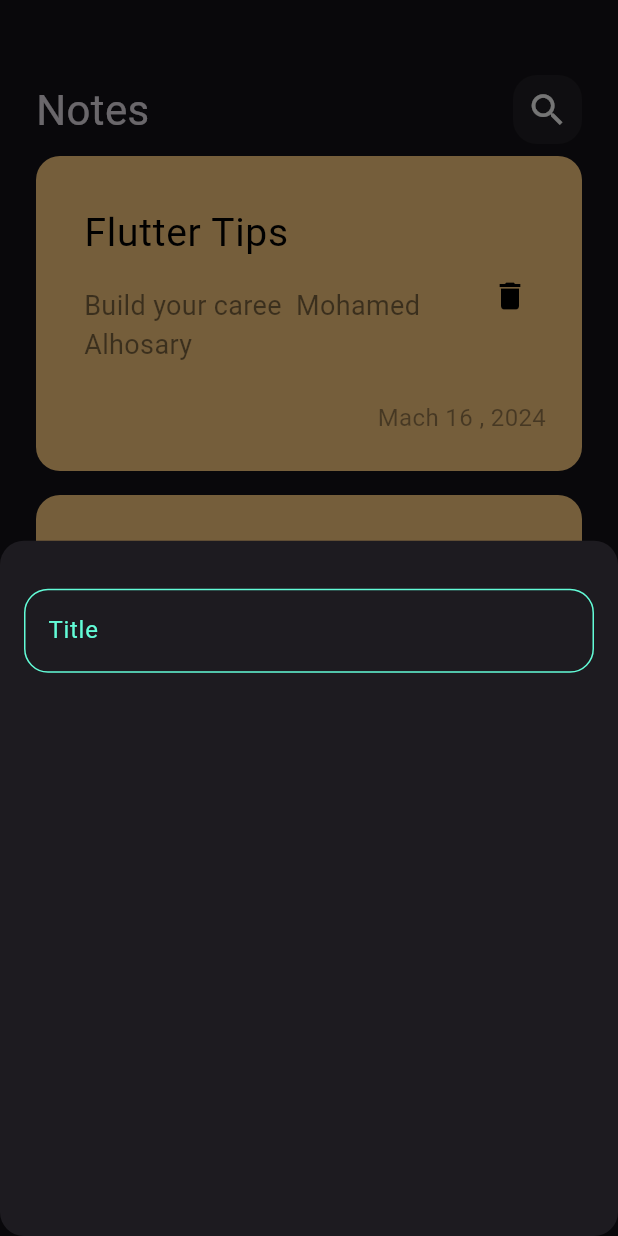
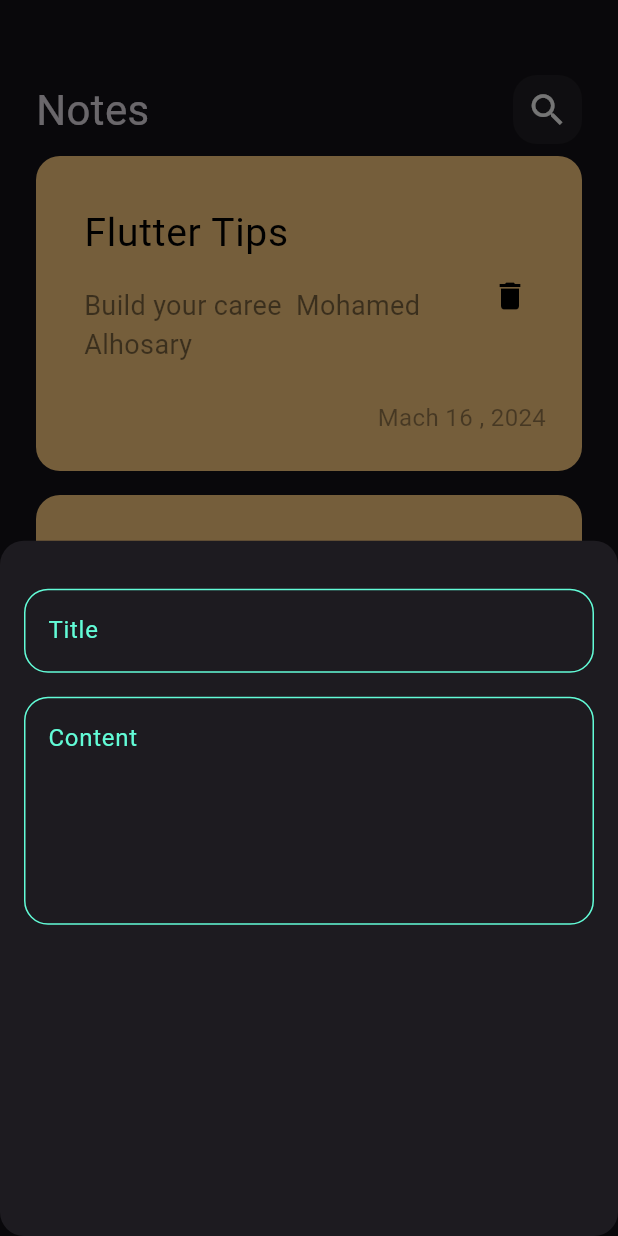
Before and after one commit to mohamedalhosary/notes_app, a Flutter app: the screen it shows after launch, after a tap on the "add" icon, on a phone screen of 412 x 824 dp. Run offline on Flutter 3.47's test engine with Material 3 defaults, Android fonts, the phone set to English and light mode, and no system bars; Roboto replaces fonts that are missing (Unbounded).

Commit message:
add fields to bottom sheet

```diff
--- a/lib/views/add_note_bottom_sheet.dart
+++ b/lib/views/add_note_bottom_sheet.dart
@@ -7,12 +7,18 @@ class AddNoteBottomSheet extends StatelessWidget {
   @override
   Widget build(BuildContext context) {
     return const Padding(
-      padding: const EdgeInsets.symmetric(horizontal: 16),
-      child: const Column(
+      padding:  EdgeInsets.symmetric(horizontal: 16),
+      child:  Column(
         children: [
           SizedBox(height: 32,),
-         CustomTextField()
-
+         CustomTextField(
+          hint: 'Title',
+         ),
+         SizedBox(height: 16,),
+          CustomTextField(
+          hint: 'Content',
+          maxLines: 5,
+         )
         ],
       ),
     );
--- a/lib/views/custom_text_field.dart
+++ b/lib/views/custom_text_field.dart
@@ -2,27 +2,26 @@ import 'package:flutter/material.dart';
 import 'package:quran_app/views/widgets/constants.dart';
 
 class CustomTextField extends StatelessWidget {
-  const CustomTextField({super.key});
-
+  const CustomTextField({super.key, required this.hint,  this.maxLines=1});
+  final String hint;
+  final int maxLines;
   @override
   Widget build(BuildContext context) {
     return TextField(
       cursorColor: kprimaryColor,
+      maxLines: maxLines,
       decoration: InputDecoration(
-        hintText: 'Title',
+        hintText: hint,
         hintStyle: const TextStyle(color: kprimaryColor),
         border: buildBorder(),
         enabledBorder: buildBorder(kprimaryColor),
       ),
-
     );
   }
 
   OutlineInputBorder buildBorder([Color]) {
     return OutlineInputBorder(
         borderRadius: BorderRadius.circular(16),
-        borderSide: BorderSide(
-          color: Color ?? Colors.white)
-      );
+        borderSide: BorderSide(color: Color ?? Colors.white));
   }
 }
```
